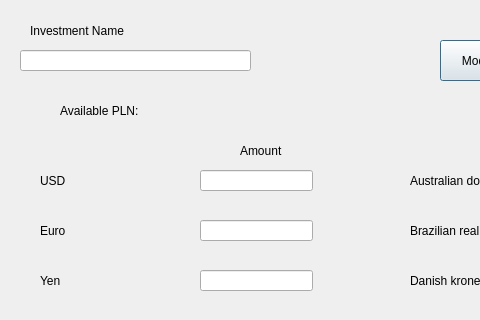
This is pc_side/src/mv/views/modifyinvestmentwindow.ui in dysan12/currency_exchange_simulator as Qt 5 draws it before an edit; both pictures show x 0 to 480 and y 0 to 320 of the 729 by 472 pixel window. The edited form follows.
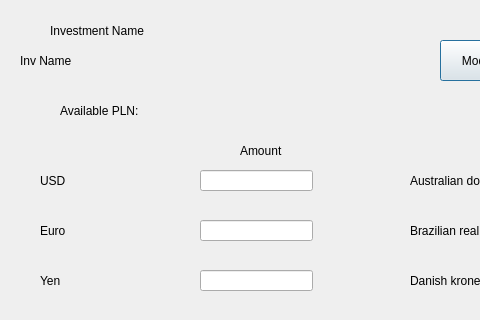
This is the edited form.

```diff
--- a/pc_side/src/mv/views/modifyinvestmentwindow.ui
+++ b/pc_side/src/mv/views/modifyinvestmentwindow.ui
@@ -16,7 +16,7 @@
   <widget class="QLabel" name="label_13">
    <property name="geometry">
     <rect>
-     <x>30</x>
+     <x>50</x>
      <y>20</y>
      <width>101</width>
      <height>21</height>
@@ -26,16 +26,6 @@
     <string>Investment Name</string>
    </property>
   </widget>
-  <widget class="QLineEdit" name="nameField">
-   <property name="geometry">
-    <rect>
-     <x>20</x>
-     <y>50</y>
-     <width>231</width>
-     <height>21</height>
-    </rect>
-   </property>
-  </widget>
   <widget class="QPushButton" name="modifyButton">
    <property name="geometry">
     <rect>
@@ -331,6 +321,19 @@
     <string>Pound</string>
    </property>
   </widget>
+  <widget class="QLabel" name="nameField">
+   <property name="geometry">
+    <rect>
+     <x>20</x>
+     <y>50</y>
+     <width>271</width>
+     <height>21</height>
+    </rect>
+   </property>
+   <property name="text">
+    <string>Inv Name</string>
+   </property>
+  </widget>
  </widget>
  <resources/>
  <connections/>
```
